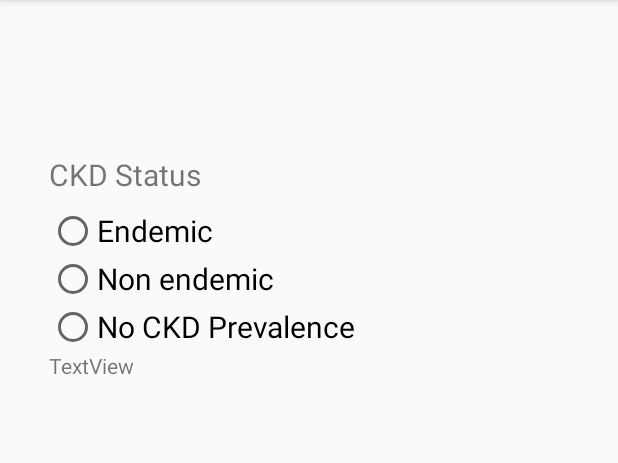
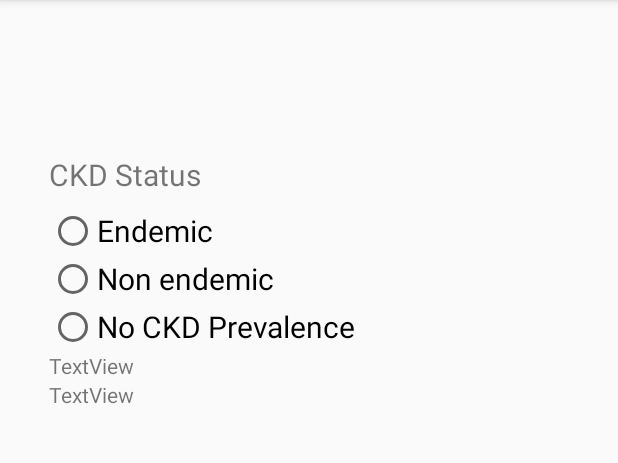
Before and after one commit to tlvme/AppProject, an Android app: the screen it shows after launch (MainActivity), on a phone screen of 412 x 824 dp, the part 84-547 px from its top. Run offline under Robolectric (Android 15) with nearby library versions, the phone set to English and light mode, and no system bars.

Commit message:
third commit

```diff
--- a/app/src/main/res/layout/activity_main.xml
+++ b/app/src/main/res/layout/activity_main.xml
@@ -68,6 +68,12 @@
                     android:layout_width="match_parent"
                     android:layout_height="wrap_content"
                     android:text="TextView" />
+
+                <TextView
+                    android:id="@+id/textView2"
+                    android:layout_width="match_parent"
+                    android:layout_height="wrap_content"
+                    android:text="TextView" />
             </RadioGroup>
 
         </LinearLayout>
```
